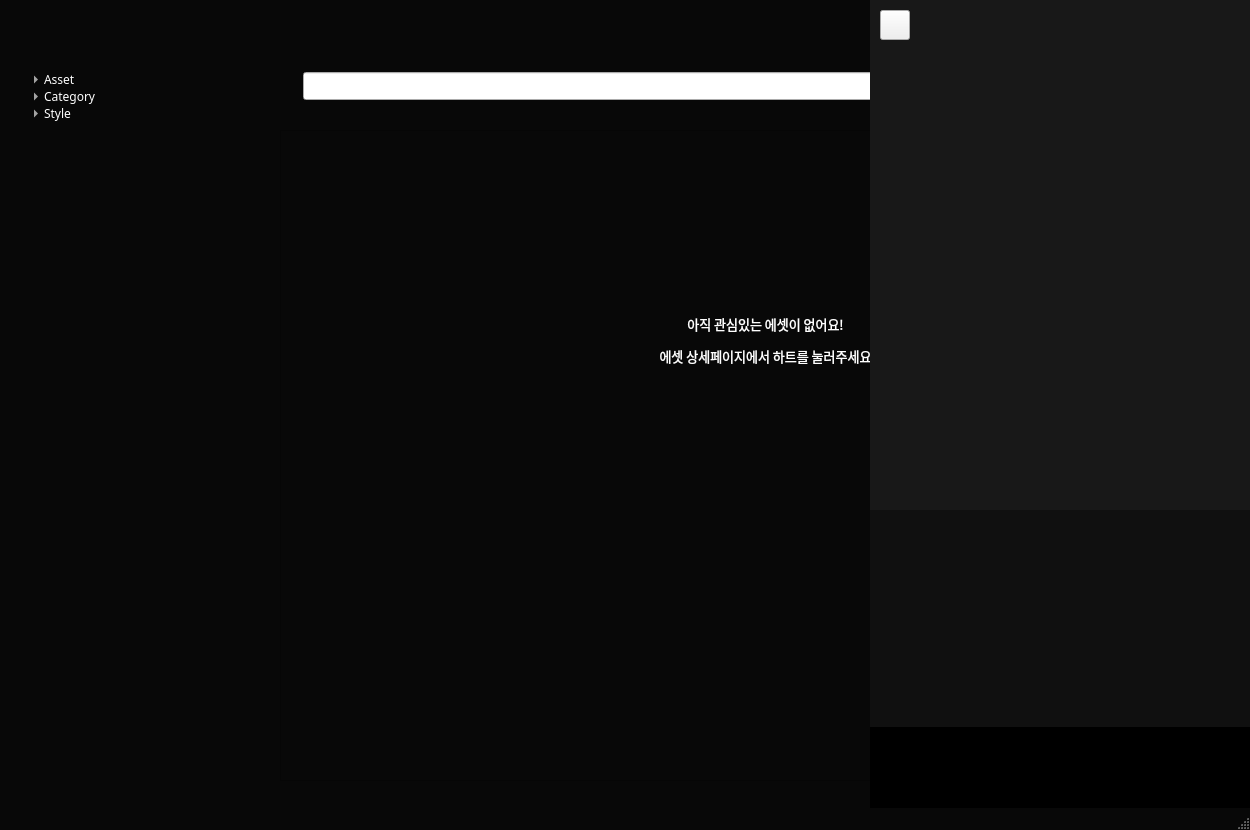
Above: gui/asset_main2.ui from oventd/NA_Spirit before the change. Below: the same form after it.
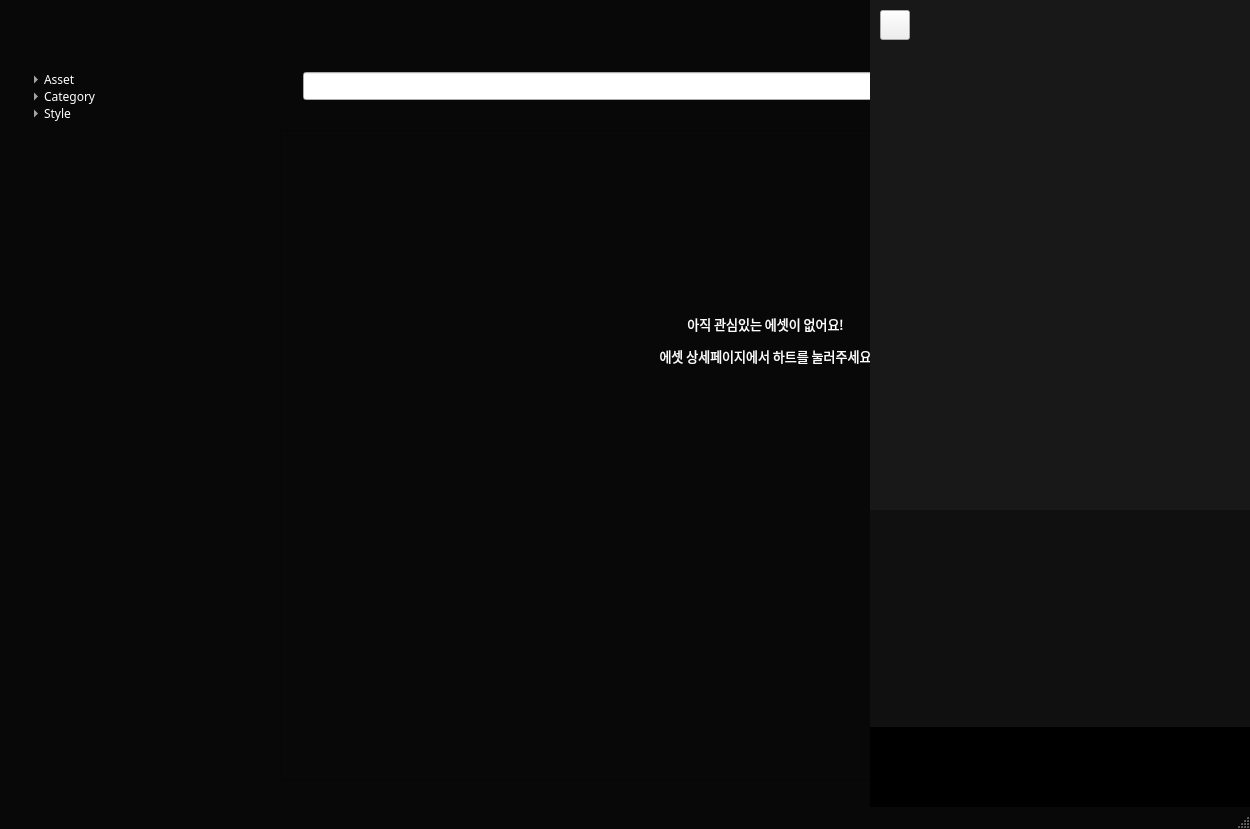
That is the form after the change. Icons and pictures are not drawn.

```diff
--- a/gui/asset_main2.ui
+++ b/gui/asset_main2.ui
@@ -7,7 +7,7 @@
     <x>0</x>
     <y>0</y>
     <width>1250</width>
-    <height>830</height>
+    <height>829</height>
    </rect>
   </property>
   <property name="palette">
```
